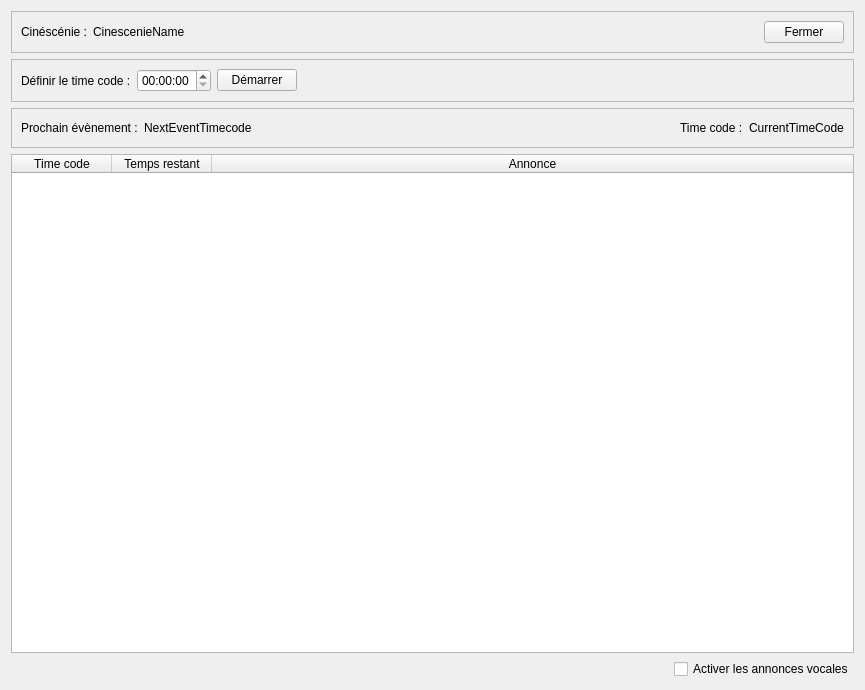
Qt form src/ExecCinescenie.ui (Folcogh/NVM) before a commit.
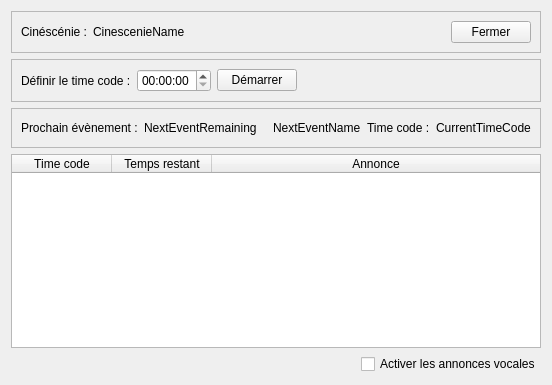
The same form after that commit.

Commit message: - started to code cinescenie execution - fix inconsistency in UI

Patch:
```diff
--- a/src/ExecCinescenie.ui
+++ b/src/ExecCinescenie.ui
@@ -6,8 +6,8 @@
    <rect>
     <x>0</x>
     <y>0</y>
-    <width>865</width>
-    <height>690</height>
+    <width>549</width>
+    <height>385</height>
    </rect>
   </property>
   <property name="windowTitle">
@@ -44,7 +44,7 @@
         </property>
         <property name="sizeHint" stdset="0">
          <size>
-          <width>595</width>
+          <width>279</width>
           <height>20</height>
          </size>
         </property>
@@ -97,7 +97,7 @@
         </property>
         <property name="sizeHint" stdset="0">
          <size>
-          <width>564</width>
+          <width>248</width>
           <height>20</height>
          </size>
         </property>
@@ -125,7 +125,7 @@
       <item>
        <widget class="QLabel" name="LabelNextEventTimecode">
         <property name="text">
-         <string>NextEventTimecode</string>
+         <string>NextEventRemaining</string>
         </property>
        </widget>
       </item>
@@ -134,9 +134,32 @@
         <property name="orientation">
          <enum>Qt::Horizontal</enum>
         </property>
+        <property name="sizeType">
+         <enum>QSizePolicy::Fixed</enum>
+        </property>
         <property name="sizeHint" stdset="0">
          <size>
-          <width>460</width>
+          <width>10</width>
+          <height>20</height>
+         </size>
+        </property>
+       </spacer>
+      </item>
+      <item>
+       <widget class="QLabel" name="LabelNextEventName">
+        <property name="text">
+         <string>NextEventName</string>
+        </property>
+       </widget>
+      </item>
+      <item>
+       <spacer name="HSpacerEvent2">
+        <property name="orientation">
+         <enum>Qt::Horizontal</enum>
+        </property>
+        <property name="sizeHint" stdset="0">
+         <size>
+          <width>40</width>
           <height>20</height>
          </size>
         </property>
```
Left out of the diff: 2 changed lines with no effect on the pictures. The commit also changes 9 other files.
